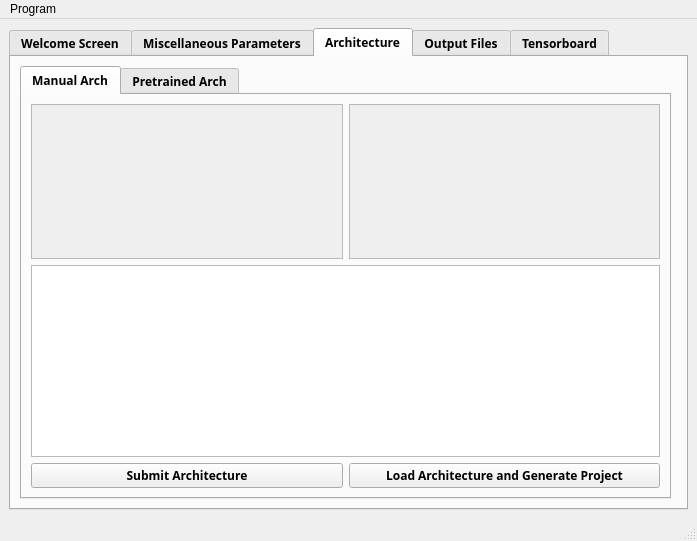
Before: the Qt Designer form public/GUI/mainwindow.ui in mourra950/Siemens-System-Level-Modelling-of-ASDLA-Graduation-Project, drawn with Qt 5.
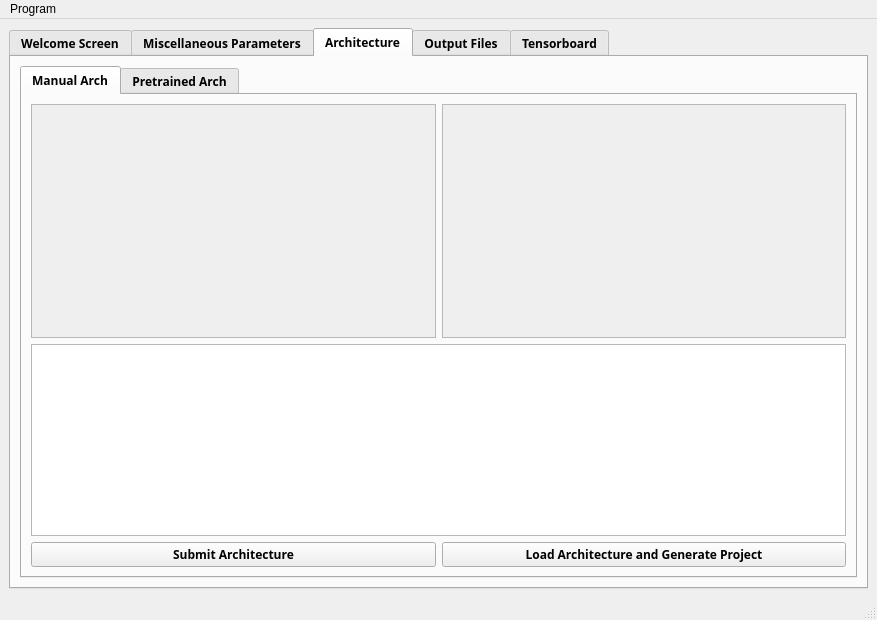
After: the same form once the commit is applied.

Patch:
```diff
--- a/public/GUI/mainwindow.ui
+++ b/public/GUI/mainwindow.ui
@@ -6,8 +6,8 @@
    <rect>
     <x>0</x>
     <y>0</y>
-    <width>697</width>
-    <height>541</height>
+    <width>877</width>
+    <height>620</height>
    </rect>
   </property>
   <property name="windowTitle">
@@ -594,12 +594,12 @@
         <item>
          <layout class="QVBoxLayout" name="verticalLayout_6">
           <item>
-           <layout class="QVBoxLayout" name="verticalLayout_3">
+           <layout class="QHBoxLayout" name="horizontalLayout_12">
             <item>
              <widget class="QTabWidget" name="PretrainedArch">
               <property name="maximumSize">
                <size>
-                <width>651</width>
+                <width>16777215</width>
                 <height>16777215</height>
                </size>
               </property>
@@ -631,8 +631,8 @@
                         <rect>
                          <x>0</x>
                          <y>0</y>
-                         <width>306</width>
-                         <height>151</height>
+                         <width>396</width>
+                         <height>230</height>
                         </rect>
                        </property>
                        <layout class="QVBoxLayout" name="verticalLayout_5">
@@ -655,8 +655,8 @@
                       <rect>
                        <x>0</x>
                        <y>0</y>
-                       <width>307</width>
-                       <height>153</height>
+                       <width>397</width>
+                       <height>232</height>
                       </rect>
                      </property>
                      <layout class="QVBoxLayout" name="verticalLayout_4">
@@ -912,7 +912,7 @@
     <rect>
      <x>0</x>
      <y>0</y>
-     <width>697</width>
+     <width>877</width>
      <height>22</height>
     </rect>
    </property>
```
Left out of the diff: 12 changed lines with no effect on the pictures.
